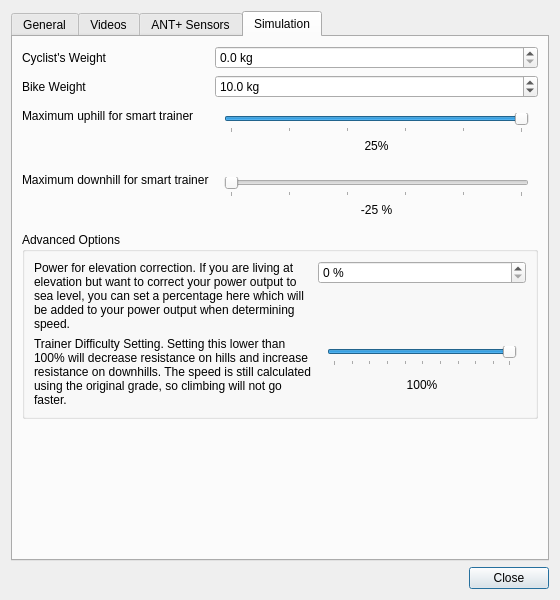
Before: the Qt Designer form mainlib/maingui/settingsdialog.ui in rsippl/big-ring, drawn with Qt 5.
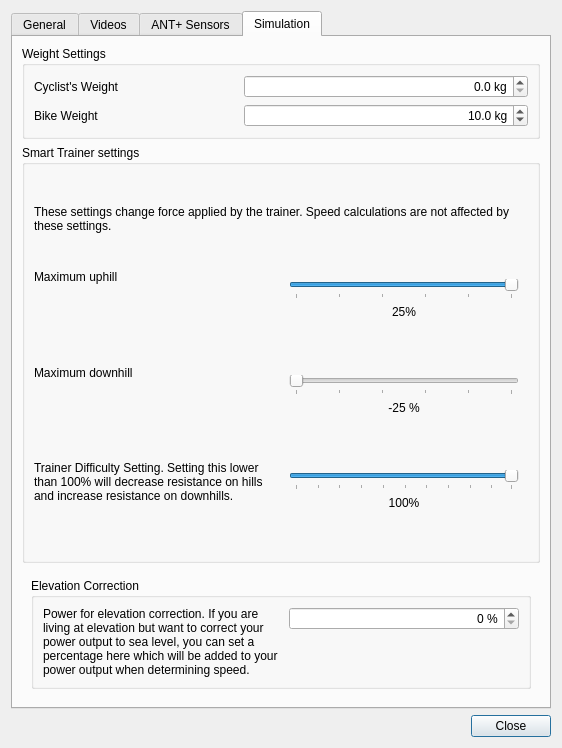
After: the same form once the commit is applied. The open tabs and pages were chosen to show the change.

Commit message: Changing simulation settings dialog.

Patch:
```diff
--- a/mainlib/maingui/settingsdialog.ui
+++ b/mainlib/maingui/settingsdialog.ui
@@ -10,7 +10,7 @@
     <x>0</x>
     <y>0</y>
     <width>560</width>
-    <height>600</height>
+    <height>748</height>
    </rect>
   </property>
   <property name="sizePolicy">
@@ -379,16 +379,64 @@
       <attribute name="title">
        <string>Simulation</string>
       </attribute>
+      <layout class="QVBoxLayout" name="verticalLayout_10">
+       <item>
+        <widget class="QGroupBox" name="groupBox_6">
+         <property name="sizePolicy">
+          <sizepolicy hsizetype="Preferred" vsizetype="Maximum">
+           <horstretch>0</horstretch>
+           <verstretch>0</verstretch>
+          </sizepolicy>
+         </property>
+         <property name="title">
+          <string>Weight Settings</string>
+         </property>
       <layout class="QFormLayout" name="formLayout_3">
        <item row="0" column="0">
         <widget class="QLabel" name="label_3">
+            <property name="sizePolicy">
+             <sizepolicy hsizetype="Preferred" vsizetype="Preferred">
+              <horstretch>0</horstretch>
+              <verstretch>0</verstretch>
+             </sizepolicy>
+            </property>
+            <property name="minimumSize">
+             <size>
+              <width>0</width>
+              <height>0</height>
+             </size>
+            </property>
          <property name="text">
-          <string>Cyclist's Weight</string>
+             <string>Cyclist's Weight                                    </string>
+            </property>
+            <property name="alignment">
+             <set>Qt::AlignLeading|Qt::AlignLeft|Qt::AlignVCenter</set>
          </property>
         </widget>
        </item>
        <item row="0" column="1">
         <widget class="QDoubleSpinBox" name="userWeightSpinBox">
+            <property name="sizePolicy">
+             <sizepolicy hsizetype="Minimum" vsizetype="Fixed">
+              <horstretch>0</horstretch>
+              <verstretch>0</verstretch>
+             </sizepolicy>
+            </property>
+            <property name="minimumSize">
+             <size>
+              <width>0</width>
+              <height>0</height>
+             </size>
+            </property>
+            <property name="maximumSize">
+             <size>
+              <width>16777215</width>
+              <height>16777215</height>
+             </size>
+            </property>
+            <property name="alignment">
+             <set>Qt::AlignRight|Qt::AlignTrailing|Qt::AlignVCenter</set>
+            </property>
          <property name="suffix">
           <string> kg</string>
          </property>
@@ -402,6 +450,12 @@
        </item>
        <item row="1" column="0">
         <widget class="QLabel" name="label_6">
+            <property name="sizePolicy">
+             <sizepolicy hsizetype="MinimumExpanding" vsizetype="Preferred">
+              <horstretch>0</horstretch>
+              <verstretch>0</verstretch>
+             </sizepolicy>
+            </property>
          <property name="text">
           <string>Bike Weight</string>
          </property>
@@ -409,6 +463,27 @@
        </item>
        <item row="1" column="1">
         <widget class="QDoubleSpinBox" name="bikeWeightSpinBox">
+            <property name="sizePolicy">
+             <sizepolicy hsizetype="Preferred" vsizetype="Fixed">
+              <horstretch>0</horstretch>
+              <verstretch>0</verstretch>
+             </sizepolicy>
+            </property>
+            <property name="minimumSize">
+             <size>
+              <width>0</width>
+              <height>0</height>
+             </size>
+            </property>
+            <property name="maximumSize">
+             <size>
+              <width>16777215</width>
+              <height>16777215</height>
+             </size>
+            </property>
+            <property name="alignment">
+             <set>Qt::AlignRight|Qt::AlignTrailing|Qt::AlignVCenter</set>
+            </property>
          <property name="prefix">
           <string/>
          </property>
@@ -432,101 +507,38 @@
          </property>
         </widget>
        </item>
-       <item row="3" column="0">
-        <widget class="QLabel" name="label_13">
-         <property name="text">
-          <string>Maximum downhill for smart trainer</string>
-         </property>
+         </layout>
         </widget>
        </item>
-       <item row="14" column="0" colspan="2">
-        <widget class="QGroupBox" name="groupBox_4">
-         <property name="title">
-          <string>Advanced Options</string>
-         </property>
-         <layout class="QFormLayout" name="formLayout_4">
-          <item row="0" column="0">
-           <widget class="QLabel" name="label_14">
-            <property name="text">
-             <string>Power for elevation correction. If you are living at elevation but want to correct your power output to sea level, you can set a percentage here which will be added to your power output when determining speed. </string>
-            </property>
-            <property name="wordWrap">
-             <bool>true</bool>
-            </property>
-           </widget>
-          </item>
-          <item row="0" column="1">
-           <widget class="QSpinBox" name="powerForElevationCorrectionSpinBox">
+       <item>
+        <widget class="QGroupBox" name="groupBox_5">
             <property name="sizePolicy">
-             <sizepolicy hsizetype="Preferred" vsizetype="Maximum">
+          <sizepolicy hsizetype="Preferred" vsizetype="MinimumExpanding">
               <horstretch>0</horstretch>
               <verstretch>0</verstretch>
              </sizepolicy>
             </property>
-            <property name="alignment">
-             <set>Qt::AlignLeading|Qt::AlignLeft|Qt::AlignVCenter</set>
-            </property>
-            <property name="suffix">
-             <string> %</string>
-            </property>
-            <property name="maximum">
-             <number>25</number>
-            </property>
-           </widget>
-          </item>
-          <item row="1" column="0">
-           <widget class="QLabel" name="label_15">
-            <property name="text">
-             <string>Trainer Difficulty Setting. Setting this lower than 100% will decrease resistance on hills and increase resistance on downhills. The speed is still calculated using the original grade, so climbing will not go faster.</string>
-            </property>
-            <property name="wordWrap">
-             <bool>true</bool>
-            </property>
-           </widget>
-          </item>
+         <property name="title">
+          <string>Smart Trainer settings</string>
+         </property>
+         <layout class="QGridLayout" name="gridLayout_4">
           <item row="1" column="1">
-           <widget class="QWidget" name="widget_3" native="true">
-            <layout class="QVBoxLayout" name="verticalLayout_5">
-             <item>
-              <widget class="QSlider" name="difficultySettingSlider">
-               <property name="minimum">
-                <number>1</number>
-               </property>
-               <property name="maximum">
-                <number>100</number>
-               </property>
-               <property name="value">
-                <number>100</number>
-               </property>
-               <property name="orientation">
-                <enum>Qt::Horizontal</enum>
-               </property>
-               <property name="tickPosition">
-                <enum>QSlider::TicksBelow</enum>
-               </property>
-              </widget>
-             </item>
-             <item>
-              <widget class="QLabel" name="difficultySettingLabel">
-               <property name="text">
-                <string>100%</string>
-               </property>
-               <property name="alignment">
-                <set>Qt::AlignCenter</set>
-               </property>
-              </widget>
-             </item>
-            </layout>
-           </widget>
-          </item>
-         </layout>
-        </widget>
-       </item>
-       <item row="2" column="1">
         <widget class="QWidget" name="widget_4" native="true">
+            <property name="minimumSize">
+             <size>
+              <width>248</width>
+              <height>0</height>
+             </size>
+            </property>
          <layout class="QVBoxLayout" name="verticalLayout_6">
           <item>
            <widget class="QSlider" name="maximumInclineSlider">
+               <property name="sizePolicy">
+                <sizepolicy hsizetype="Preferred" vsizetype="Fixed">
+                 <horstretch>0</horstretch>
+                 <verstretch>0</verstretch>
+                </sizepolicy>
+               </property>
             <property name="maximum">
              <number>25</number>
             </property>
@@ -553,7 +565,7 @@
              <string>25%</string>
             </property>
             <property name="alignment">
-             <set>Qt::AlignCenter</set>
+                <set>Qt::AlignHCenter|Qt::AlignTop</set>
             </property>
            </widget>
           </item>
@@ -561,7 +573,111 @@
         </widget>
        </item>
        <item row="3" column="1">
+           <widget class="QWidget" name="widget_3" native="true">
+            <property name="minimumSize">
+             <size>
+              <width>0</width>
+              <height>68</height>
+             </size>
+            </property>
+            <layout class="QVBoxLayout" name="verticalLayout_5">
+             <item>
+              <widget class="QSlider" name="difficultySettingSlider">
+               <property name="minimum">
+                <number>1</number>
+               </property>
+               <property name="maximum">
+                <number>100</number>
+               </property>
+               <property name="value">
+                <number>100</number>
+               </property>
+               <property name="orientation">
+                <enum>Qt::Horizontal</enum>
+               </property>
+               <property name="tickPosition">
+                <enum>QSlider::TicksBelow</enum>
+               </property>
+              </widget>
+             </item>
+             <item>
+              <widget class="QLabel" name="difficultySettingLabel">
+               <property name="text">
+                <string>100%</string>
+               </property>
+               <property name="alignment">
+                <set>Qt::AlignHCenter|Qt::AlignTop</set>
+               </property>
+              </widget>
+             </item>
+            </layout>
+           </widget>
+          </item>
+          <item row="3" column="0">
+           <widget class="QLabel" name="label_15">
+            <property name="minimumSize">
+             <size>
+              <width>240</width>
+              <height>0</height>
+             </size>
+            </property>
+            <property name="text">
+             <string>Trainer Difficulty Setting. Setting this lower than 100% will decrease resistance on hills and increase resistance on downhills.</string>
+            </property>
+            <property name="alignment">
+             <set>Qt::AlignLeading|Qt::AlignLeft|Qt::AlignTop</set>
+            </property>
+            <property name="wordWrap">
+             <bool>true</bool>
+            </property>
+           </widget>
+          </item>
+          <item row="2" column="0">
+           <widget class="QLabel" name="label_13">
+            <property name="minimumSize">
+             <size>
+              <width>240</width>
+              <height>0</height>
+             </size>
+            </property>
+            <property name="text">
+             <string>Maximum downhill</string>
+            </property>
+            <property name="alignment">
+             <set>Qt::AlignLeading|Qt::AlignLeft|Qt::AlignTop</set>
+            </property>
+            <property name="wordWrap">
+             <bool>true</bool>
+            </property>
+           </widget>
+          </item>
+          <item row="1" column="0">
+           <widget class="QLabel" name="label_12">
+            <property name="minimumSize">
+             <size>
+              <width>240</width>
+              <height>0</height>
+             </size>
+            </property>
+            <property name="text">
+             <string>Maximum uphill</string>
+            </property>
+            <property name="alignment">
+             <set>Qt::AlignJustify|Qt::AlignTop</set>
+            </property>
+            <property name="wordWrap">
+             <bool>true</bool>
+            </property>
+           </widget>
+          </item>
+          <item row="2" column="1">
         <widget class="QWidget" name="widget_5" native="true">
+            <property name="minimumSize">
+             <size>
+              <width>0</width>
+              <height>68</height>
+             </size>
+            </property>
          <layout class="QVBoxLayout" name="verticalLayout_7">
           <item>
            <widget class="QSlider" name="minimumInclineSlider">
@@ -597,18 +713,74 @@
              <string>-25 %</string>
             </property>
             <property name="alignment">
-             <set>Qt::AlignCenter</set>
+                <set>Qt::AlignHCenter|Qt::AlignTop</set>
             </property>
            </widget>
           </item>
          </layout>
         </widget>
        </item>
-       <item row="2" column="0">
-        <widget class="QLabel" name="label_12">
+          <item row="0" column="0" colspan="2">
+           <widget class="QLabel" name="label_16">
          <property name="text">
-          <string>Maximum uphill for smart trainer</string>
-         </property>
+             <string>These settings change force applied by the trainer. Speed calculations are not affected by these settings.</string>
+            </property>
+            <property name="wordWrap">
+             <bool>true</bool>
+            </property>
+           </widget>
+          </item>
+         </layout>
+        </widget>
+       </item>
+       <item>
+        <widget class="QWidget" name="widget_6" native="true">
+         <layout class="QVBoxLayout" name="verticalLayout_8">
+          <item>
+           <widget class="QGroupBox" name="groupBox_4">
+            <property name="title">
+             <string>Elevation Correction</string>
+            </property>
+            <layout class="QFormLayout" name="formLayout_4">
+             <item row="0" column="0">
+              <widget class="QLabel" name="label_14">
+               <property name="minimumSize">
+                <size>
+                 <width>240</width>
+                 <height>0</height>
+                </size>
+               </property>
+               <property name="text">
+                <string>Power for elevation correction. If you are living at elevation but want to correct your power output to sea level, you can set a percentage here which will be added to your power output when determining speed. </string>
+               </property>
+               <property name="wordWrap">
+                <bool>true</bool>
+               </property>
+              </widget>
+             </item>
+             <item row="0" column="1">
+              <widget class="QSpinBox" name="powerForElevationCorrectionSpinBox">
+               <property name="sizePolicy">
+                <sizepolicy hsizetype="Preferred" vsizetype="Maximum">
+                 <horstretch>0</horstretch>
+                 <verstretch>0</verstretch>
+                </sizepolicy>
+               </property>
+               <property name="alignment">
+                <set>Qt::AlignRight|Qt::AlignTrailing|Qt::AlignVCenter</set>
+               </property>
+               <property name="suffix">
+                <string> %</string>
+               </property>
+               <property name="maximum">
+                <number>25</number>
+               </property>
+              </widget>
+             </item>
+            </layout>
+           </widget>
+          </item>
+         </layout>
         </widget>
        </item>
       </layout>
```
Lines whose indentation alone changed are shown as unchanged.
